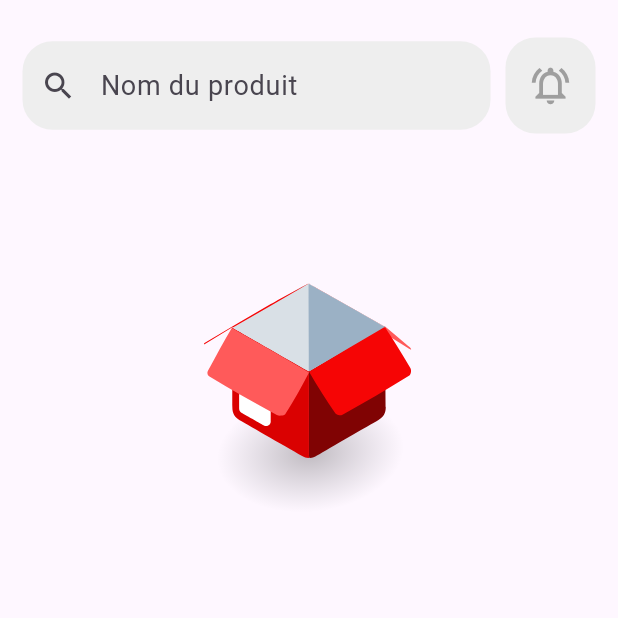
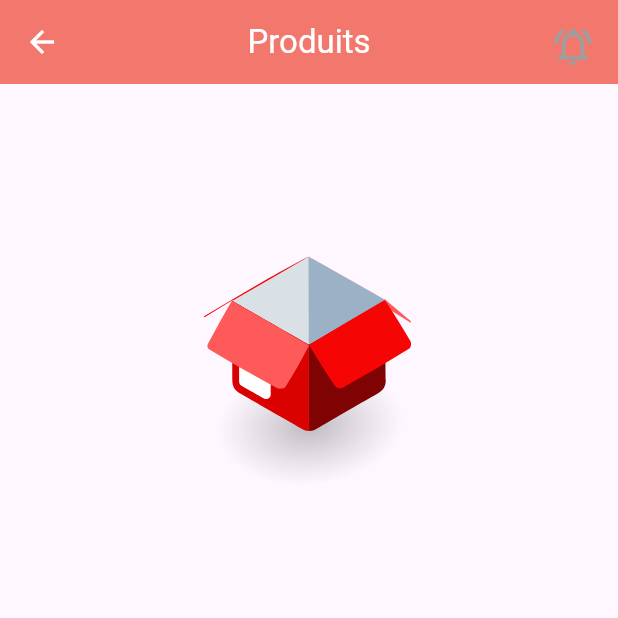
Before and after one commit to uha-fr/endyear_2025_gr01_mobileapp, a Flutter app: the ProductsPage screen opened directly, on a phone screen of 412 x 824 dp, the top half of it. Run offline on Flutter 3.47's test engine with Material 3 defaults, Android fonts, the phone set to English and light mode, and no system bars; our stand-ins replace cached_network_image, dartz, flutter_html, get, lottie; accounts and stored records are empty; network calls fail; project files that could hold a hidden picture were left out.

Commit message:
#14 trier les produits par ordre alphabétique

```diff
--- a/lib/view/screen/products.dart
+++ b/lib/view/screen/products.dart
@@ -1,5 +1,6 @@
 import 'package:endyear_2025_gr01_mobileapp/controller/products_controller.dart';
 import 'package:endyear_2025_gr01_mobileapp/core/class/handlingdataview.dart';
+import 'package:endyear_2025_gr01_mobileapp/core/constants/color.dart';
 import 'package:endyear_2025_gr01_mobileapp/view/widget/customappbarSearch.dart';
 import 'package:endyear_2025_gr01_mobileapp/view/widget/products/customlistproducts.dart';
 import 'package:flutter/material.dart';
@@ -14,23 +15,36 @@ class ProductsPage extends StatelessWidget {
 
 
     return Scaffold(
+     appBar: AppBar(
+  title: const Text('Produits'),
+  centerTitle: true,
+  backgroundColor: AppColor.primaryColor,
+  foregroundColor: Colors.white,
+  actions: [
+    Container(
+      decoration: BoxDecoration(
+        color: AppColor.primaryColor,
+        borderRadius: BorderRadius.circular(20),
+      ),
+      width: 60,
+      padding: const EdgeInsets.symmetric(vertical: 8),
+      child: IconButton(
+        onPressed: null,
+        icon: const Icon(
+          Icons.notifications_active_outlined,
+          size: 30,
+          color: Colors.grey,
+        ),
+      ),
+    ),
+  ],
+),
+
       body: Container(
         padding: const EdgeInsets.all(15),
         child: ListView(children: [
 
-          //1ér partie customAppBar ( recherche et button notif )
-          CustomAppBarSearsh(
-            mycontroller: TextEditingController(),
-            onChanged: (val) {
 
-            },
-            title: "Nom du produit",
-            onPressedIcon: () {},
-            onPressedSearch: () {
-
-            },
-
-          ),
 
           const SizedBox(height: 20),
 
@@ -48,24 +62,21 @@ class ProductsPage extends StatelessWidget {
                         value: controller.selectedCategoryId,
                         hint: const Text('Sélectionner une catégorie'),
                         items: [
-     DropdownMenuItem(value: null, child: Text('Toutes les catégories')),
-
+                          const DropdownMenuItem(value: null, child: Text('Toutes les catégories')),
                           ...controller.categories.map<DropdownMenuItem<int?>>((cat) {
                             return DropdownMenuItem<int?>(
                               value: cat['id'] as int?,
                               child: Text(cat['name'].toString()),
                             );
                           }).toList(),
-
                         ],
                         onChanged: (value) {
                           controller.updateCategoryFilter(value);
                         },
                       ),
-
                       DropdownButton<String>(
                         value: controller.stockFilter,
-                        items: [
+                        items: const [
                           DropdownMenuItem(value: 'all', child: Text('Tous les produits')),
                           DropdownMenuItem(value: 'in_stock', child: Text('En Stock')),
                           DropdownMenuItem(value: 'out_of_stock', child: Text('Rupture de stock')),
@@ -76,6 +87,27 @@ class ProductsPage extends StatelessWidget {
                           }
                         },
                       ),
+
+                    ],
+                  ),
+
+                  Row(
+                    mainAxisAlignment: MainAxisAlignment.spaceBetween,
+                    children: [
+
+                       DropdownButton<String>(
+                        value: controller.alphabeticalOrder,
+                        hint: const Text('Trier par nom'),
+                        items: const [
+                          DropdownMenuItem(value: null, child: Text('Ordre Alphabétique')),
+                          DropdownMenuItem(value: 'asc', child: Text('A-Z')),
+                          DropdownMenuItem(value: 'desc', child: Text('Z-A')),
+                        ],
+                        onChanged: (value) {
+                          controller.updateAlphabeticalOrder(value);
+                        },
+                      ),
+
                     ],
                   ),
                   // Afficher les produits
```
Also changed, not shown: lib/controller/products_controller.dart (+20 -0 lines). Lines whose indentation alone changed are shown as unchanged.
